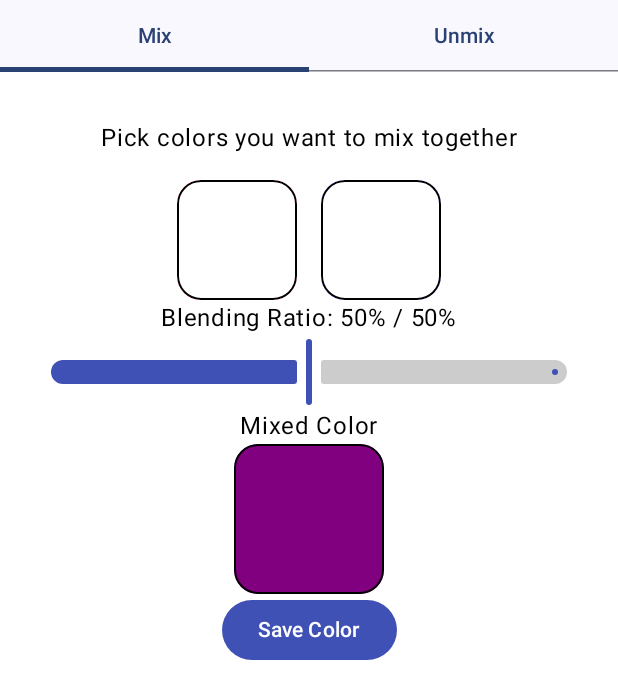
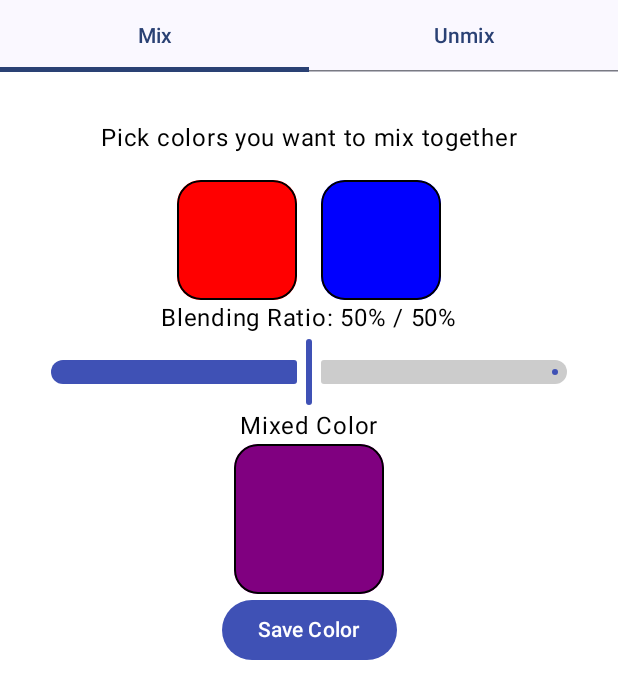
Before and after one commit to RomanF3/PaletticaApp, an Android app built with Jetpack Compose: the screen it shows after launch (MainActivity), on a phone screen of 412 x 824 dp. Shown: the top 699 px of the screen. Run offline under Robolectric (Android 15) with nearby library versions, the phone set to English and light mode, and no system bars; libraries missing offline, so code that uses them is left out: com.github.skydoves.colorpicker; 1 statement that could not run was skipped.

Commit message:
version 1.1

```diff
--- a/app/src/main/java/com/example/palettica/MainActivity.kt
+++ b/app/src/main/java/com/example/palettica/MainActivity.kt
@@ -386,8 +386,7 @@ fun ColorDisplayBox(color: Color, onClick: () -> Unit) {
             .clip(RoundedCornerShape(16.dp))
             .background(color)
             .clickable { onClick() }
-            .border(1.dp, Color.Black, RoundedCornerShape(16.dp))
-            .background(CardBackgroundColor),
+            .border(1.dp, Color.Black, RoundedCornerShape(16.dp)),
         contentAlignment = Alignment.Center
     ) {}
 }
```
